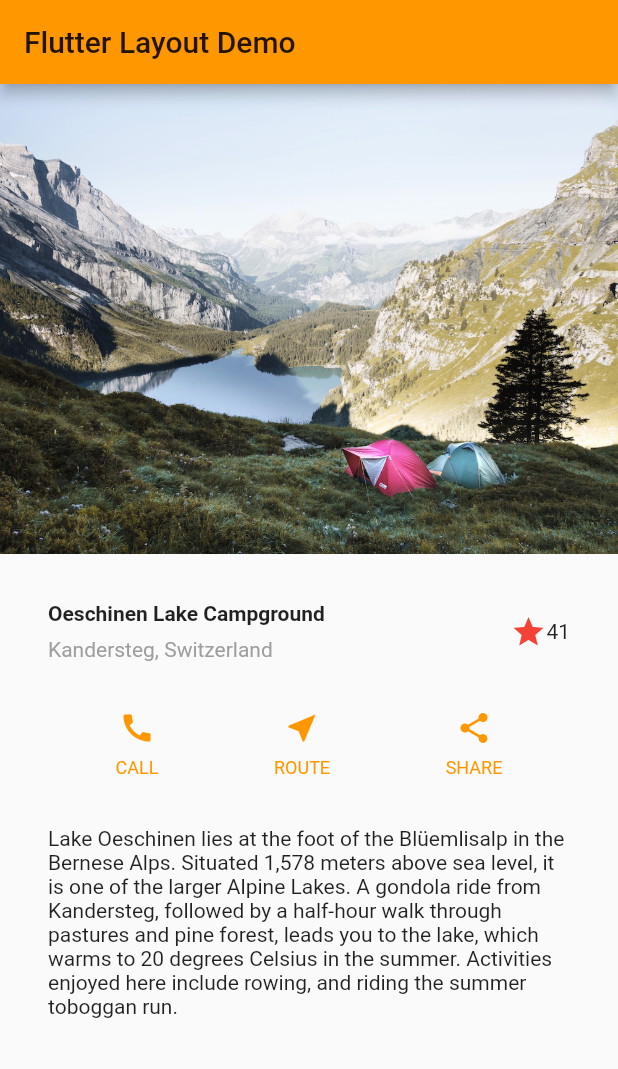
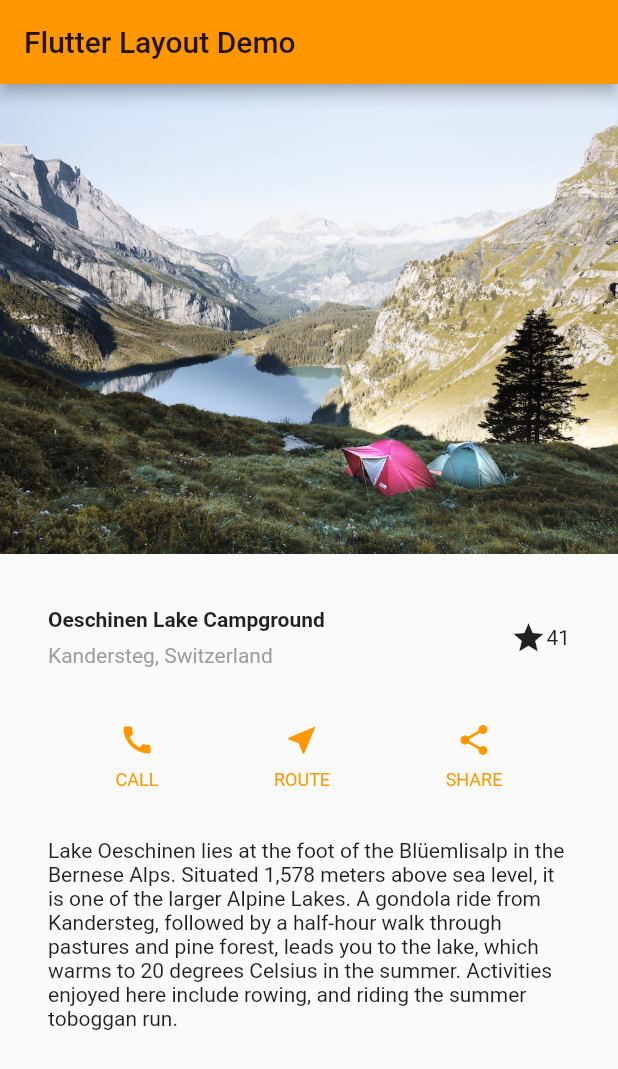
Before and after one commit to astutz96/layouts_in_flutter, a Flutter app: the screen it shows after launch, on a phone screen of 412 x 824 dp. Shown: the top 1069 px of the screen. Run offline on Flutter 3.47's test engine with Material 2 defaults, Android fonts, the phone set to English and light mode, and no system bars.

Commit message:
Adding 'favorited' stateful widget

```diff
--- a/lib/main.dart
+++ b/lib/main.dart
@@ -33,6 +33,51 @@ class MyApp extends StatelessWidget {
   }
 }
 
+class Favorited extends StatefulWidget {
+  @override
+  _FavoritedState createState() => _FavoritedState();
+}
+
+class _FavoritedState extends State<Favorited> {
+  bool _isFavorited = true;
+  int _favoriteCount = 41;
+
+  @override
+  Widget build(BuildContext context) {
+    return Row(
+      mainAxisSize: MainAxisSize.min,
+      children: [
+        Container(
+          padding: EdgeInsets.all(0),
+          child: IconButton(
+            padding: EdgeInsets.all(0),
+            alignment: Alignment.centerRight,
+            icon: (_isFavorited ? Icon(Icons.star) : Icon(Icons.star_border)),
+            onPressed: _toggleFavorite,
+          ),
+        ),
+        SizedBox(
+          child: Container(
+            child: Text('$_favoriteCount'),
+          ),
+        ),
+      ],
+    );
+  }
+
+  void _toggleFavorite() {
+    setState(() {
+      if (_isFavorited) {
+        _favoriteCount -= 1;
+        _isFavorited = false;
+      } else {
+        _favoriteCount += 1;
+        _isFavorited = true;
+      }
+    });
+  }
+}
+
 class TextSection extends StatelessWidget {
   @override
   Widget build(BuildContext context) {
@@ -51,12 +96,9 @@ class TextSection extends StatelessWidget {
   }
 }
 
-
 class ButtonSection extends StatelessWidget {
-
   @override
   Widget build(BuildContext context) {
-
     Color color = Theme.of(context).primaryColor;
 
     return Container(
@@ -71,7 +113,7 @@ class ButtonSection extends StatelessWidget {
     );
   }
 
-  Column _buildButtonColumn(Color color, IconData icon, String label){
+  Column _buildButtonColumn(Color color, IconData icon, String label) {
     return Column(
       mainAxisSize: MainAxisSize.min,
       mainAxisAlignment: MainAxisAlignment.center,
@@ -79,14 +121,12 @@ class ButtonSection extends StatelessWidget {
         Icon(icon, color: color),
         Container(
           margin: const EdgeInsets.only(top: 8),
-          child: Text(
-            label,
+          child: Text(label,
               style: TextStyle(
                 fontSize: 12,
                 fontWeight: FontWeight.w400,
                 color: color,
-            )
-          ),
+              )),
         )
       ],
     );
@@ -120,13 +160,8 @@ class TitleSection extends StatelessWidget {
                 ),
               )
             ],
-              )
-          ),
-          Icon(
-            Icons.star,
-            color: Colors.red,
-          ),
-          Text('41'),
+          )),
+          Favorited(),
         ],
       ),
     );
```
Lines whose indentation alone changed are shown as unchanged.
